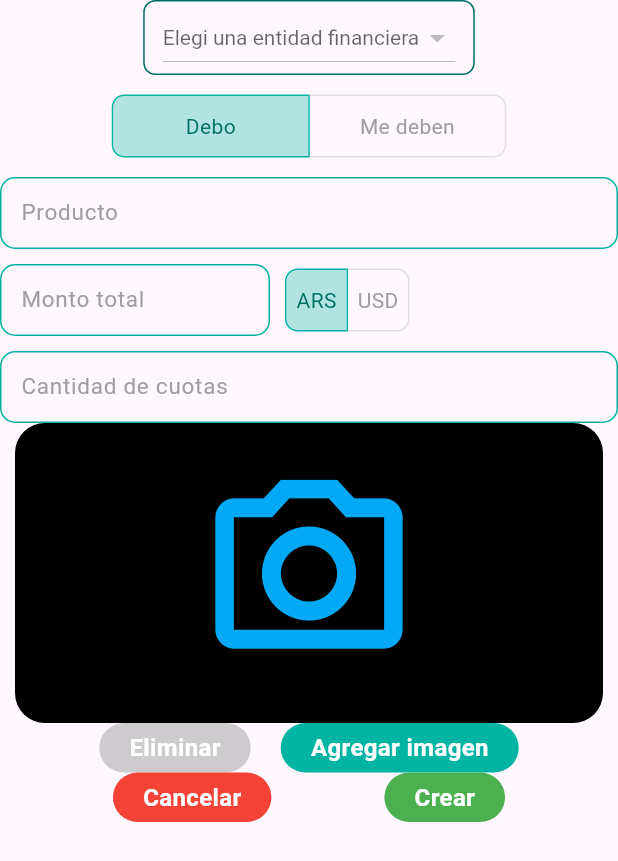
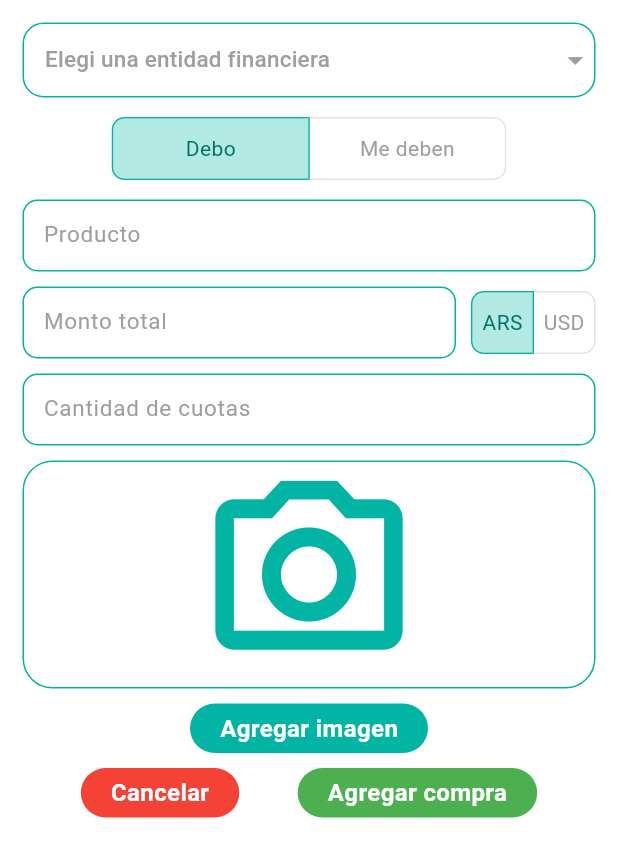
Before and after one commit to Gonn01/purchase-manager, a Flutter app: the CreatePurchaseModal widget shown alone on an empty page, opened directly with empty values, on a phone screen of 412 x 824 dp. Shown: the top 861 px of the screen. Run offline on Flutter 3.47's test engine with Material 3 defaults, Android fonts, the light colour scheme and no system bars; drawn by our look-alikes of dropdown_button2; our stand-ins replace auto_route, bloc, cloud_firestore, dio, firebase_auth, firebase_core and 3 more; missing offline and left inert: swipe_refresh; accounts and stored records are empty; generated files the repository leaves out were written again; network calls fail.

Commit message:
Agregar widget PMDropdown y actualizar dependencias

```diff
--- /dev/null
+++ b/lib/utilities/widgets/pm_dropdown.dart
@@ -0,0 +1,190 @@
+import 'package:dropdown_button2/dropdown_button2.dart';
+import 'package:flutter/material.dart';
+
+/// {@template DropdownItemLD}
+/// Defines the items for the dropdown.
+/// {@endtemplate}
+class PMDropdownItem<T> {
+  /// {@macro DropdownItemLD}
+  PMDropdownItem({
+    required this.value,
+    required this.text,
+  });
+
+  /// The value of the item.
+  final T value;
+
+  /// The text for the item to be displayed.
+  final String text;
+}
+
+/// {@template LDDropdown}
+/// Dropdown widget.
+/// {@endtemplate}
+class PMDropdown<T> extends StatefulWidget {
+  /// {@macro LDDropdown}
+  const PMDropdown({
+    required this.items,
+    this.hintText = 'Select Item',
+    this.onChanged,
+    this.initialItem,
+    this.hasSearch = false,
+    super.key,
+  });
+
+  /// The hint text for the dropdown.
+  final String hintText;
+
+  /// If the dropdown has a search field.
+  final bool hasSearch;
+
+  /// The items for the dropdown.
+  final List<PMDropdownItem<T>> items;
+
+  /// The initial item to be selected.
+  final PMDropdownItem<T>? initialItem;
+
+  /// The callback when the value changes.
+  final ValueChanged<PMDropdownItem<T>?>? onChanged;
+
+  @override
+  State<PMDropdown<T>> createState() => _PMDropdownState<T>();
+}
+
+class _PMDropdownState<T> extends State<PMDropdown<T>> {
+  final textEditingController = TextEditingController();
+
+  PMDropdownItem<T?>? selectedValue;
+
+  bool isOpen = false;
+
+  @override
+  void initState() {
+    if (widget.initialItem != null) selectedValue = widget.initialItem;
+    super.initState();
+  }
+
+  @override
+  Widget build(BuildContext context) {
+    return DropdownButtonHideUnderline(
+      child: DropdownButton2<T>(
+        isExpanded: true,
+        dropdownSearchData: widget.hasSearch
+            ? DropdownSearchData(
+                searchController: textEditingController,
+                searchInnerWidgetHeight: 50,
+                searchInnerWidget: Container(
+                  height: 50,
+                  padding: const EdgeInsets.only(
+                    top: 8,
+                    bottom: 4,
+                    right: 8,
+                    left: 8,
+                  ),
+                  child: TextFormField(
+                    expands: true,
+                    maxLines: null,
+                    controller: textEditingController,
+                    decoration: InputDecoration(
+                      isDense: true,
+                      contentPadding: const EdgeInsets.symmetric(
+                        horizontal: 10,
+                        vertical: 8,
+                      ),
+                      hintText: 'Search for an item...',
+                      hintStyle: const TextStyle(
+                        fontSize: 16,
+                        color: Color(0xff02B4A3),
+                      ),
+                      border: OutlineInputBorder(
+                        borderRadius: BorderRadius.circular(8),
+                      ),
+                    ),
+                  ),
+                ),
+                searchMatchFn: (item, searchValue) {
+                  return item.value.toString().contains(searchValue);
+                },
+              )
+            : null,
+        hint: Text(
+          widget.hintText,
+          style: const TextStyle(
+            fontSize: 15,
+            color: Colors.grey,
+          ),
+          overflow: TextOverflow.ellipsis,
+        ),
+        items: widget.items
+            .map(
+              (item) => DropdownMenuItem<T>(
+                value: item.value,
+                child: Text(
+                  item.text,
+                  style: const TextStyle(
+                    fontSize: 14,
+                    fontWeight: FontWeight.bold,
+                    color: Color(0xff02B4A3),
+                  ),
+                  overflow: TextOverflow.ellipsis,
+                ),
+              ),
+            )
+            .toList(),
+        value: selectedValue?.value,
+        onChanged: (value) {
+          final selectedItem =
+              widget.items.firstWhere((item) => item.value == value);
+          widget.onChanged?.call(selectedItem);
+          setState(() => selectedValue = selectedItem);
+        },
+        buttonStyleData: ButtonStyleData(
+          height: 50,
+          decoration: BoxDecoration(
+            borderRadius: isOpen
+                ? const BorderRadius.only(
+                    topLeft: Radius.circular(14),
+                    topRight: Radius.circular(14),
+                  )
+                : BorderRadius.circular(14),
+            boxShadow: const [],
+            border: Border.all(
+              color: const Color(0xff02B4A3),
+            ),
+            color: Colors.white,
+          ),
+          elevation: 2,
+        ),
+        onMenuStateChange: (isOpen) => setState(() => this.isOpen = isOpen),
+        iconStyleData: const IconStyleData(
+          iconSize: 25,
+          iconEnabledColor: Color(0xff02B4A3),
+          iconDisabledColor: Colors.grey,
+        ),
+        dropdownStyleData: DropdownStyleData(
+          maxHeight: 200,
+          decoration: BoxDecoration(
+            borderRadius: const BorderRadius.only(
+              bottomLeft: Radius.circular(14),
+              bottomRight: Radius.circular(14),
+            ),
+            color: Colors.white,
+            boxShadow: const [],
+            border: Border.all(
+              color: Colors.grey.withValues(alpha: .3),
+            ),
+          ),
+          scrollbarTheme: ScrollbarThemeData(
+            radius: const Radius.circular(40),
+            thickness: WidgetStateProperty.all<double>(6),
+            thumbVisibility: WidgetStateProperty.all<bool>(true),
+          ),
+        ),
+        menuItemStyleData: const MenuItemStyleData(
+          height: 40,
+          padding: EdgeInsets.symmetric(horizontal: 14),
+        ),
+      ),
+    );
+  }
+}
--- a/lib/utilities/widgets/pm_floating_action_button.dart
+++ b/lib/utilities/widgets/pm_floating_action_button.dart
@@ -10,6 +10,7 @@ import 'package:purchase_manager/utilities/models/financial_entity.dart';
 import 'package:purchase_manager/utilities/widgets/dialogs/upload_image_dialog.dart';
 import 'package:purchase_manager/utilities/widgets/pm_buttons.dart';
 import 'package:purchase_manager/utilities/widgets/pm_dialogs.dart';
+import 'package:purchase_manager/utilities/widgets/pm_dropdown.dart';
 import 'package:purchase_manager/utilities/widgets/pm_textfields.dart';
 
 /// {@template PMFloatingActionButton}
@@ -153,29 +154,24 @@ class _CreatePurchaseModalState extends State<CreatePurchaseModal> {
   Widget build(BuildContext context) {
     return BlocBuilder<BlocHome, BlocHomeState>(
       builder: (context, state) {
-        return Column(
+        return Container(
+          color: Colors.white,
+          padding: const EdgeInsets.all(15),
+          child: SingleChildScrollView(
+            child: Column(
               children: [
-            Container(
-              padding: const EdgeInsets.symmetric(horizontal: 12),
-              decoration: BoxDecoration(
-                border: Border.all(color: const Color(0xff006F66)),
-                borderRadius: BorderRadius.circular(8),
+                PMDropdown<FinancialEntity>(
+                  hintText: 'Elegi una entidad financiera',
+                  items: state.financialEntityList
+                      .map(
+                        (financialEntity) => PMDropdownItem(
+                          value: financialEntity,
+                          text: financialEntity.name,
                         ),
-              child: DropdownButton<String>(
-                hint: const Text('Elegi una entidad financiera'),
-                value: idSelectedFinancialEntity,
-                elevation: 16,
-                style: const TextStyle(color: Color(0xff02B4A3)),
-                onChanged: (String? value) =>
-                    setState(() => idSelectedFinancialEntity = value),
-                items: state.financialEntityList
-                    .map<DropdownMenuItem<String>>((FinancialEntity cat) {
-                  return DropdownMenuItem<String>(
-                    value: cat.id,
-                    child: Text(cat.name),
-                  );
-                }).toList(),
-              ),
+                      )
+                      .toList(),
+                  onChanged: (value) =>
+                      setState(() => idSelectedFinancialEntity = value?.text),
                 ),
                 const SizedBox(height: 10),
                 ToggleButtons(
@@ -189,12 +185,7 @@ class _CreatePurchaseModalState extends State<CreatePurchaseModal> {
                   borderRadius: const BorderRadius.all(Radius.circular(8)),
                   selectedBorderColor: const Color(0xff02B4A3),
                   selectedColor: const Color(0xff006F66),
-              fillColor: const Color(0xff02B4A3).withValues(
-                alpha: 0.3,
-                red: 0x02 / 255,
-                green: 0xB4 / 255,
-                blue: 0xA3 / 255,
-              ),
+                  fillColor: const Color(0xff02B4A3).withValues(alpha: 0.3),
                   color: Colors.grey,
                   constraints: const BoxConstraints(
                     minHeight: 40,
@@ -218,8 +209,7 @@ class _CreatePurchaseModalState extends State<CreatePurchaseModal> {
                   ),
                   child: Row(
                     children: [
-                  SizedBox(
-                    width: 180,
+                      Flexible(
                         child: PMTextFormFields.onlyNumbers(
                           controller: _controllerAmount,
                           hintText: 'Monto total',
@@ -235,15 +225,12 @@ class _CreatePurchaseModalState extends State<CreatePurchaseModal> {
                             }
                           });
                         },
-                    borderRadius: const BorderRadius.all(Radius.circular(8)),
+                        borderRadius:
+                            const BorderRadius.all(Radius.circular(8)),
                         selectedBorderColor: const Color(0xff02B4A3),
                         selectedColor: const Color(0xff006F66),
-                    fillColor: const Color(0xff02B4A3).withValues(
-                      alpha: 0.3,
-                      red: 0x02 / 255,
-                      green: 0xB4 / 255,
-                      blue: 0xA3 / 255,
-                    ),
+                        fillColor:
+                            const Color(0xff02B4A3).withValues(alpha: 0.3),
                         color: Colors.grey,
                         constraints: const BoxConstraints(
                           minHeight: 40,
@@ -263,40 +250,42 @@ class _CreatePurchaseModalState extends State<CreatePurchaseModal> {
                   hintText: 'Cantidad de cuotas',
                   onChanged: (value) => setState(() {}),
                 ),
-            Padding(
-              padding: const EdgeInsets.symmetric(horizontal: 10),
-              child: state.images.isEmpty
-                  ? GestureDetector(
+                const SizedBox(height: 10),
+                if (state.images.isEmpty)
+                  GestureDetector(
                     onTap: () => addImageDialog(context),
                     child: Container(
-                        decoration: const BoxDecoration(
-                          color: Colors.black,
-                          borderRadius: BorderRadius.all(Radius.circular(20)),
+                      decoration: BoxDecoration(
+                        border: Border.all(color: const Color(0xff02B4A3)),
+                        borderRadius:
+                            const BorderRadius.all(Radius.circular(20)),
                       ),
-                        child: const Padding(
-                          padding: EdgeInsets.all(25),
-                          child: Center(
+                      child: const Center(
                         child: Icon(
                           Icons.camera_alt_outlined,
                           size: 150,
-                              color: Colors.lightBlue,
-                            ),
+                          color: Color(0xff02B4A3),
                         ),
                       ),
                     ),
                   )
-                  : Image.file(File(state.images[0].path)),
+                else
+                  Image.file(
+                    File(state.images[0].path),
+                    height: 150,
                   ),
+                const SizedBox(height: 10),
                 Row(
                   mainAxisAlignment: MainAxisAlignment.center,
                   children: [
+                    if (state.images.isNotEmpty)
                       PMButtons.text(
                         isEnabled: state.images.isNotEmpty,
                         onTap: () => removeImageDialog(context),
                         text: 'Eliminar',
                         backgroundColor: Colors.red,
                       ),
-                const SizedBox(width: 20),
+                    if (state.images.isEmpty)
                       PMButtons.text(
                         backgroundColor: const Color(0xff02B4A3),
                         isEnabled: true,
@@ -307,6 +296,7 @@ class _CreatePurchaseModalState extends State<CreatePurchaseModal> {
                       ),
                   ],
                 ),
+                const SizedBox(height: 10),
                 Row(
                   children: [
                     const Spacer(),
@@ -325,13 +315,16 @@ class _CreatePurchaseModalState extends State<CreatePurchaseModal> {
                               financialEntity.id == idSelectedFinancialEntity,
                         ),
                       ),
-                  text: 'Crear',
+                      text: 'Agregar compra',
                       backgroundColor: Colors.green,
                     ),
                     const Spacer(),
                   ],
                 ),
+                const SizedBox(height: 50),
               ],
+            ),
+          ),
         );
       },
     );
--- a/pubspec.yaml
+++ b/pubspec.yaml
@@ -32,10 +32,11 @@ dependencies:
   auto_route: ^9.3.0
   auto_route_generator: ^9.3.1
   bloc: ^9.0.0
+  cloud_firestore: 5.6.1
   cloudinary_flutter: ^1.0.0
   cloudinary_url_gen: ^1.0.0
-  cloud_firestore: 5.6.1
   dio: ^5.7.0
+  dropdown_button2: ^2.3.9
   firebase_auth: ^5.4.0
   firebase_core: ^3.10.0
   flutter:
@@ -44,12 +45,12 @@ dependencies:
   flutter_localizations:
     sdk: flutter
   google_sign_in: ^6.2.2
+  http: ^1.2.2
   image_picker: ^1.1.2
   intl: ^0.19.0
   share_plus: ^10.1.4
   swipe_refresh: ^1.1.2
   url_launcher: ^6.3.1
-  http: ^1.2.2
 
 dev_dependencies:
   bloc_test: ^10.0.0
```
Also changed, not shown: pubspec.lock, 1 other file. Lines whose indentation alone changed are shown as unchanged.
